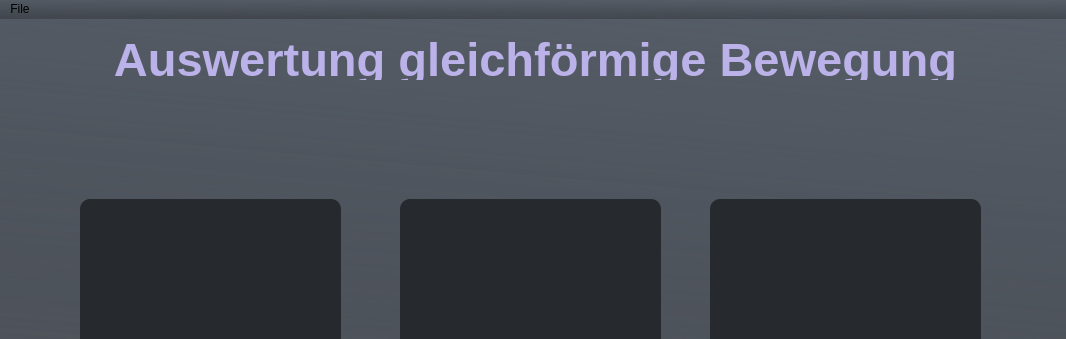
Old version of the form form.ui in the repository KonstantinPfeil/physics-project; both pictures show x 0 to 1066 and y 0 to 339 of the 1066 by 600 pixel window.
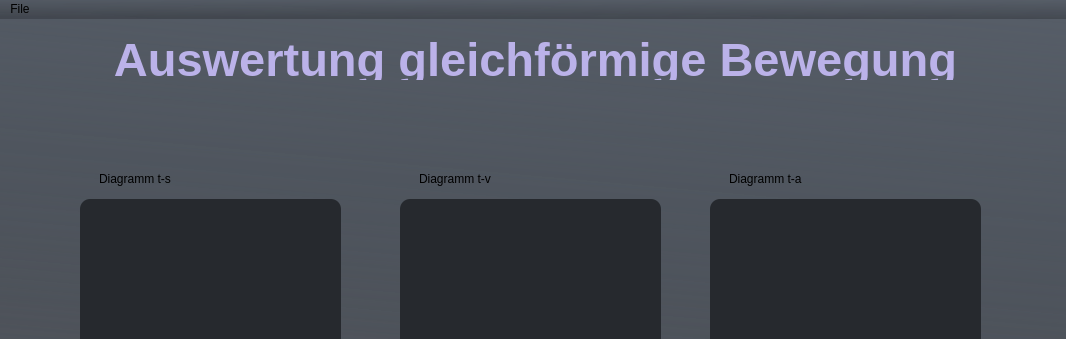
New version of the form. Custom widgets are drawn as their Qt base class.

The edit to the form file:
```diff
--- a/form.ui
+++ b/form.ui
@@ -85,6 +85,54 @@
      <set>Qt::AlignCenter</set>
     </property>
    </widget>
+   <widget class="QCheckBox" name="checkBox">
+    <property name="geometry">
+     <rect>
+      <x>80</x>
+      <y>150</y>
+      <width>261</width>
+      <height>20</height>
+     </rect>
+    </property>
+    <property name="styleSheet">
+     <string notr="true">background-color: transparent;</string>
+    </property>
+    <property name="text">
+     <string>Diagramm t-s</string>
+    </property>
+   </widget>
+   <widget class="QCheckBox" name="checkBox_2">
+    <property name="geometry">
+     <rect>
+      <x>400</x>
+      <y>150</y>
+      <width>261</width>
+      <height>20</height>
+     </rect>
+    </property>
+    <property name="styleSheet">
+     <string notr="true">background-color: transparent;</string>
+    </property>
+    <property name="text">
+     <string>Diagramm t-v</string>
+    </property>
+   </widget>
+   <widget class="QCheckBox" name="checkBox_3">
+    <property name="geometry">
+     <rect>
+      <x>710</x>
+      <y>150</y>
+      <width>271</width>
+      <height>20</height>
+     </rect>
+    </property>
+    <property name="styleSheet">
+     <string notr="true">background-color: transparent;</string>
+    </property>
+    <property name="text">
+     <string>Diagramm t-a</string>
+    </property>
+   </widget>
   </widget>
   <widget class="QMenuBar" name="menubar">
    <property name="geometry">
```
